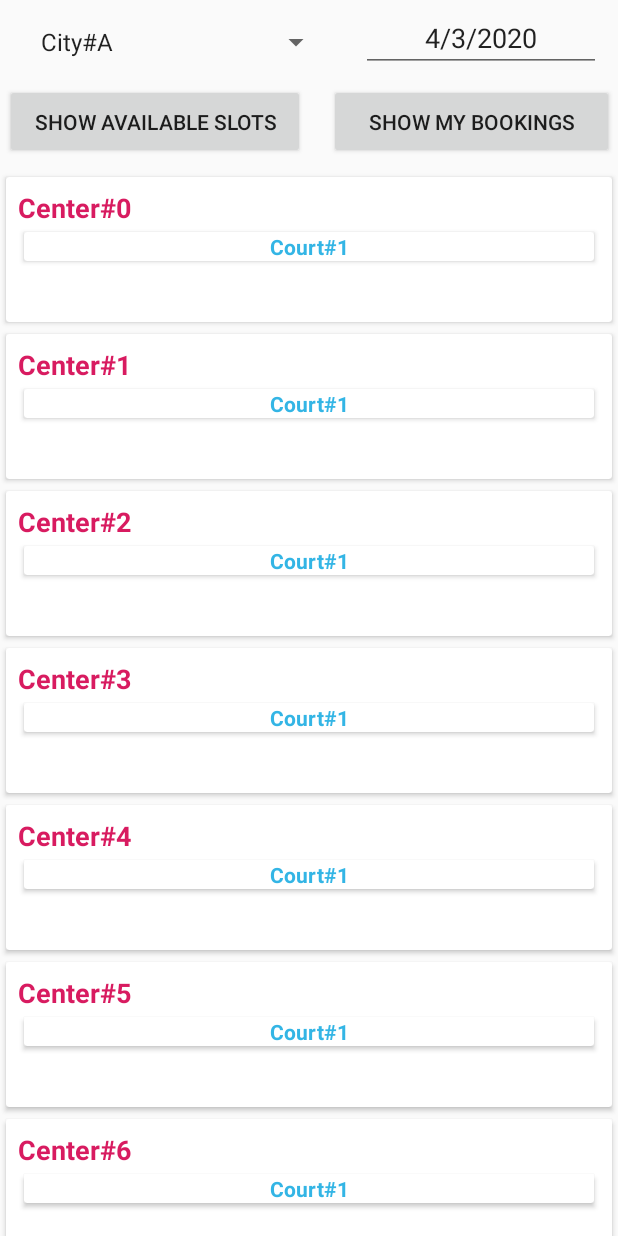
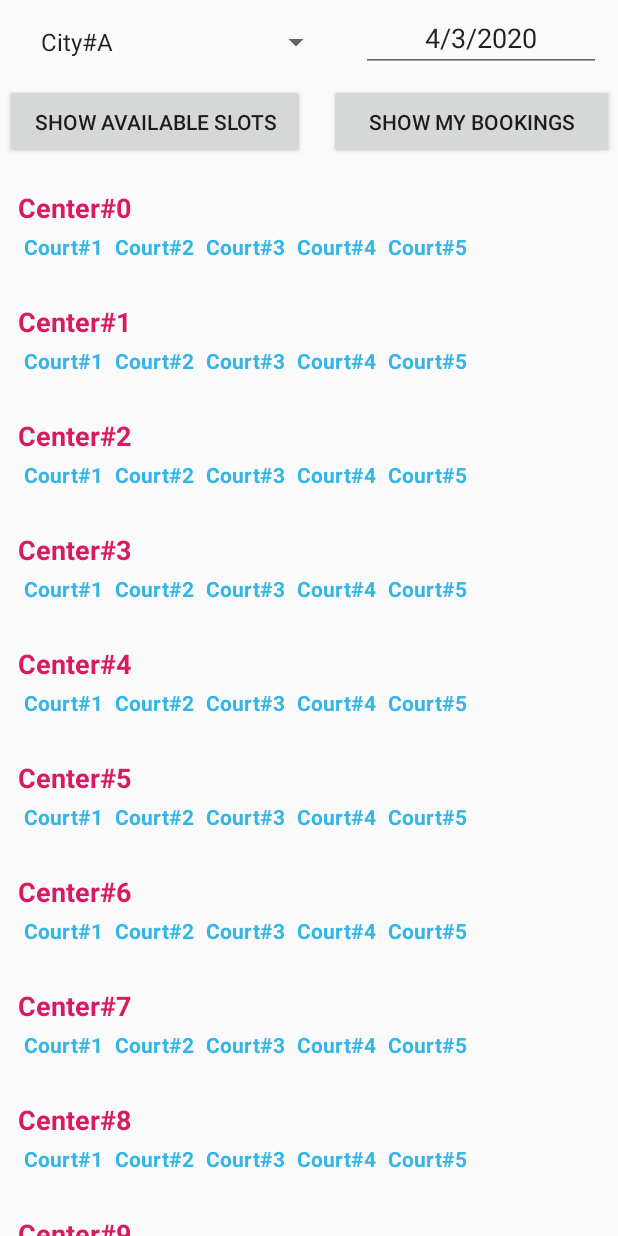
Before and after one commit to minhkhuong2404/badmintonBookingApp, an Android app: the screen it shows after launch (MainActivity), on a phone screen of 412 x 824 dp. Run offline under Robolectric (Android 15) with nearby library versions, the phone set to English and light mode, and no system bars.

Commit message:
Update UI – Nested RecyclerView

```diff
--- a/TierPresent/CourtBooking/app/src/main/java/com/example/courtbooking/CenterAdapter.kt
+++ b/TierPresent/CourtBooking/app/src/main/java/com/example/courtbooking/CenterAdapter.kt
@@ -1,5 +1,6 @@
 package com.example.courtbooking
 
+import android.content.ClipData.Item
 import android.view.LayoutInflater
 import android.view.View
 import android.view.ViewGroup
@@ -7,42 +8,47 @@ import android.widget.LinearLayout
 import android.widget.TextView
 import androidx.recyclerview.widget.LinearLayoutManager
 import androidx.recyclerview.widget.RecyclerView
+import androidx.recyclerview.widget.RecyclerView.RecycledViewPool
+import androidx.recyclerview.widget.RecyclerView.ViewHolder
 import kotlinx.android.synthetic.main.center.view.*
+
 
 class CenterAdapter(private val listCenter: List<Center>) : RecyclerView.Adapter<CenterAdapter.CenterViewHolder>() {
 
-    // Add this line when this is a parent adapter of nested recyclerview
+    // Referring to the views for each data item
+    class CenterViewHolder(itemView: View) : RecyclerView.ViewHolder(itemView) {
+        val textView: TextView = itemView.tv_center
+
+        // Load recycler view of child: rv_court
+        val recyclerViewCourt: RecyclerView = itemView.findViewById(R.id.rv_court)
+    }
+
+    // Create ViewPool for child RecyclerView
     private var viewPool = RecyclerView.RecycledViewPool()
 
     override fun onCreateViewHolder(parent: ViewGroup, viewType: Int): CenterViewHolder {
-        // This line is always written when create ViewHolder. Replace the item you want to 'slot'
+
+        // Create a new view for "center"
         val itemView = LayoutInflater.from(parent.context).inflate(R.layout.center, parent, false)
+        // Set the view's size, margins, paddings and layout parameters...
 
         return CenterViewHolder(itemView)
     }
+    // Assign the contents to a view (invoked by the layout manager)
+    override fun onBindViewHolder(holder: CenterViewHolder, position: Int) {
+        // - get  element from your dataset at this position
+        val currentCenter = listCenter[position]
 
-    override fun onBindViewHolder(holder: CenterViewHolder, position: Int) {
-        println("center")
-        // exampleList: List<ExampleItem>
-        val currentCenter = listCenter[position]
-        // Depends on the item (in this case the item contains one image, 2 texts)
-        // you must add them as below. They are defined in below class 'ExampleViewHolder'
+        // - replace the contents of the view with that element
         holder.textView.text = currentCenter.name
+
         // Call child adapter to show child recyclerview
-
         holder.recyclerViewCourt.apply {
             layoutManager = LinearLayoutManager(holder.recyclerViewCourt.context, LinearLayout.HORIZONTAL, false)
             adapter = CourtAdapter(currentCenter.courtList)
             setRecycledViewPool(viewPool)
         }
     }
-
+    // Return the size of your dataset (invoked by the layout manager)
     override fun getItemCount() = listCenter.size
-
-    class CenterViewHolder(itemView: View) : RecyclerView.ViewHolder(itemView) {
-        // Load recycler view of child: rv_court
-        val recyclerViewCourt: RecyclerView = itemView.findViewById(R.id.rv_court)
-
-        val textView: TextView = itemView.tv_center
-    }
 }
--- a/TierPresent/CourtBooking/app/src/main/java/com/example/courtbooking/CourtAdapter.kt
+++ b/TierPresent/CourtBooking/app/src/main/java/com/example/courtbooking/CourtAdapter.kt
@@ -8,25 +8,31 @@ import androidx.recyclerview.widget.RecyclerView
 import kotlinx.android.synthetic.main.court.view.*
 
 class CourtAdapter(private val courtList: List<Court>) : RecyclerView.Adapter<CourtAdapter.CourtViewHolder>() {
+
+    // Referring to the views for each data item
+    class CourtViewHolder(itemView: View) : RecyclerView.ViewHolder(itemView) {
+        val courtTextView: TextView = itemView.tv_court
+    }
+
+    // Create new views (invoked by the layout manager)
     override fun onCreateViewHolder(parent: ViewGroup, viewType: Int): CourtViewHolder {
-        // This line is always written when create ViewHolder. Replace the item you want to 'slot'
+
+        // Create a new view for "court"
         val itemView = LayoutInflater.from(parent.context).inflate(R.layout.court, parent, false)
+        // Set the view's size, margins, paddings and layout parameters...
 
         return CourtViewHolder(itemView)
     }
 
+    // Assign the contents to a view (invoked by the layout manager)
     override fun onBindViewHolder(holder: CourtViewHolder, position: Int) {
-        // exampleList: List<ExampleItem>
-        println("court item")
+        // - get  element from your dataset at this position
         val court = courtList[position]
-        // Depends on the item (in this case the item contains one image, 2 texts)
-        // you must add them as below. They are defined in below class 'ExampleViewHolder'
-        holder.textView.text = court.name
+
+        // - replace the contents of the view with that element
+        holder.courtTextView.text = court.name
     }
 
+    // Return the size of your dataset (invoked by the layout manager)
     override fun getItemCount() = courtList.size
-
-    class CourtViewHolder(itemView: View) : RecyclerView.ViewHolder(itemView) {
-        val textView: TextView = itemView.tv_court
-    }
 }
--- a/TierPresent/CourtBooking/app/src/main/java/com/example/courtbooking/MainActivity.kt
+++ b/TierPresent/CourtBooking/app/src/main/java/com/example/courtbooking/MainActivity.kt
@@ -7,6 +7,7 @@ import android.view.View
 import android.widget.*
 import androidx.appcompat.app.AppCompatActivity
 import androidx.recyclerview.widget.LinearLayoutManager
+import androidx.recyclerview.widget.RecyclerView
 import kotlinx.android.synthetic.main.activity_main.*
 import java.util.*
 
@@ -16,6 +17,10 @@ class MainActivity : AppCompatActivity() {
     lateinit var dateChooser : EditText
     lateinit var result : TextView
     lateinit var result2 : TextView
+
+    private lateinit var recyclerView: RecyclerView
+    private lateinit var viewAdapter: RecyclerView.Adapter<*>
+    private lateinit var viewManager: RecyclerView.LayoutManager
 
 
     override fun onCreate(savedInstanceState: Bundle?) {
@@ -75,15 +80,16 @@ class MainActivity : AppCompatActivity() {
         // On button clicked Show My Bookings
 
         // Initialize the CENTER recycler view
+        viewManager = LinearLayoutManager(this)
+        viewAdapter = CenterAdapter(getCenterCourtList(27))
 
-        initCenterRecyclerView()
-    }
-    private fun initCenterRecyclerView(){
-        rv_center.apply {
-            layoutManager = LinearLayoutManager(this@MainActivity, LinearLayout.VERTICAL, false)
-            adapter = CenterAdapter(getCenterCourtList(20))
+        recyclerView = findViewById<RecyclerView>(R.id.rv_center).apply {
+            // use a linear layout manager
+            layoutManager = viewManager
+
+            // specify an viewAdapter
+            adapter = viewAdapter
         }
-
     }
     // Generate fake data for testing recycler view
     private fun getCenterCourtList(size: Int): List<Center> {
@@ -96,8 +102,8 @@ class MainActivity : AppCompatActivity() {
         return list
     }
     private fun getCourtList(): List<Court> {
-        val list = listOf<Court>(Court("Court#1"), Court("Court#12"),Court("Court#13"),
-                                        Court("Court#14"),Court("Court#15"))
+        val list = listOf<Court>(Court("Court#1"), Court("Court#2"),Court("Court#3"),
+                                        Court("Court#4"),Court("Court#5"))
         return list
     }
 }
--- a/TierPresent/CourtBooking/app/src/main/res/layout/center.xml
+++ b/TierPresent/CourtBooking/app/src/main/res/layout/center.xml
@@ -1,5 +1,5 @@
 <?xml version="1.0" encoding="utf-8"?>
-<androidx.cardview.widget.CardView
+<LinearLayout
     xmlns:android="http://schemas.android.com/apk/res/android"
     xmlns:tools="http://schemas.android.com/tools"
     android:layout_margin="4dp"
@@ -22,11 +22,11 @@
         <androidx.recyclerview.widget.RecyclerView
             android:id="@+id/rv_court"
             android:layout_width="match_parent"
-            android:layout_height="@dimen/dp_56"
+            android:layout_height="wrap_content"
             android:layout_below="@id/tv_center"
             android:gravity="center"
             tools:listitem="@layout/court">
 
         </androidx.recyclerview.widget.RecyclerView>
     </RelativeLayout>
-</androidx.cardview.widget.CardView>
+</LinearLayout>
--- a/TierPresent/CourtBooking/app/src/main/res/layout/court.xml
+++ b/TierPresent/CourtBooking/app/src/main/res/layout/court.xml
@@ -1,14 +1,14 @@
 <?xml version="1.0" encoding="utf-8"?>
-<androidx.cardview.widget.CardView
+<LinearLayout
     xmlns:android="http://schemas.android.com/apk/res/android"
-    android:layout_width="match_parent"
+    android:layout_width="wrap_content"
     android:layout_height="wrap_content"
     android:layout_margin="4dp">
 
     <TextView
         android:id="@+id/tv_court"
         android:text="Court"
-        android:layout_width="match_parent"
+        android:layout_width="wrap_content"
         android:layout_height="wrap_content"
         android:gravity="center_horizontal"
         android:textColor="@android:color/holo_blue_light"
@@ -22,4 +22,4 @@
             android:layout_gravity="center_vertical"
             android:orientation="horizontal"/>
     -->
-</androidx.cardview.widget.CardView>
+</LinearLayout>
```
